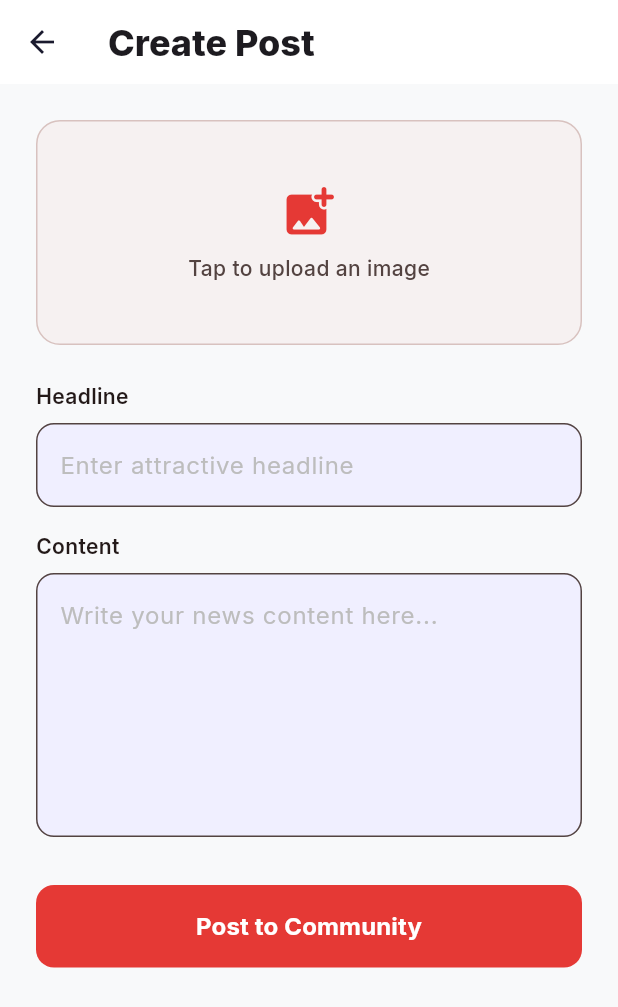
After one commit to naiyo-24/talky_ui-flutter, a Flutter app: the ProfessionalDashboardScreen screen opened by its route, after a tap on "Create Post", on a phone screen of 412 x 824 dp. The commit adds this screen. Shown: the top 1007 px of the screen. Run offline on Flutter 3.47's test engine with Material 3 defaults, Android fonts, the phone set to English and light mode, and no system bars; our stand-ins replace cached_network_image, flutter_animate, flutter_card_swiper, flutter_riverpod, go_router, google_fonts and 7 more; accounts and stored records are empty.

Commit message:
feat: implement community post provider and add professional dashboard and post creation screens

```diff
--- a/lib/core/router/app_router.dart
+++ b/lib/core/router/app_router.dart
@@ -15,6 +15,8 @@ import '../../features/community/presentation/community_screen.dart';
 import '../../features/language/presentation/language_screen.dart';
 import '../../features/district/presentation/district_screen.dart';
 import '../../features/profile/presentation/profile_screen.dart';
+import '../../features/profile/presentation/professional_dashboard_screen.dart';
+import '../../features/profile/presentation/create_professional_post_screen.dart';
 import '../../features/settings/presentation/settings_screen.dart';
 import '../../features/auth/presentation/login_screen.dart';
 import '../../features/auth/presentation/otp_screen.dart';
@@ -149,6 +151,16 @@ final appRouterProvider = Provider<GoRouter>((ref) {
         path: '/settings',
         name: 'settings',
         builder: (context, state) => const SettingsScreen(),
+      ),
+      GoRoute(
+        path: '/professional-dashboard',
+        name: 'professional-dashboard',
+        builder: (context, state) => const ProfessionalDashboardScreen(),
+      ),
+      GoRoute(
+        path: '/create-professional-post',
+        name: 'create-professional-post',
+        builder: (context, state) => const CreateProfessionalPostScreen(),
       ),
       GoRoute(
         path: '/article/:id',
--- /dev/null
+++ b/lib/features/community/providers/community_provider.dart
@@ -0,0 +1,75 @@
+import 'package:flutter_riverpod/flutter_riverpod.dart';
+
+class CommunityNotifier extends Notifier<List<Map<String, dynamic>>> {
+  @override
+  List<Map<String, dynamic>> build() {
+    return [
+      {
+        'id': '1',
+        'author': 'City Police Dept.',
+        'designation': 'Police',
+        'content': 'Traffic advisory: Main Street will be closed tomorrow from 9 AM to 2 PM due to road repairs. Please use alternate routes to avoid congestion.',
+        'time': '2 hours ago',
+        'views': '3.4k views',
+        'attachmentType': 'map',
+        'attachmentName': 'Route Diversion Map',
+      },
+      {
+        'id': '2',
+        'author': 'Local News Network',
+        'designation': 'News Channel',
+        'content': 'Breaking: The new central park has been officially inaugurated by the Mayor today. Open to the public starting immediately! Enjoy the green spaces.',
+        'time': '5 hours ago',
+        'views': '8.1k views',
+      },
+      {
+        'id': '3',
+        'author': 'City Municipal Corp.',
+        'designation': 'Government Employee',
+        'content': 'Water supply will be affected in the northern district this weekend due to major pipeline maintenance. We request citizens to store adequate water.',
+        'time': '1 day ago',
+        'views': '12.5k views',
+        'attachmentType': 'pdf',
+        'attachmentName': 'Official Notice Circular.pdf',
+      },
+      {
+        'id': '4',
+        'author': 'Dist. Legal Services',
+        'designation': 'Lawyer',
+        'content': 'Free legal aid camp being organized this Sunday at the community hall. All citizens are welcome to attend for free consultations regarding property and civil rights.',
+        'time': '1 day ago',
+        'views': '2.1k views',
+      },
+      {
+        'id': '5',
+        'author': 'State Health Board',
+        'designation': 'Government Employee',
+        'content': 'Upcoming vaccination drive for children under 5 will commence next week at all district hospitals. Please bring valid Aadhaar cards for registration.',
+        'time': '2 days ago',
+        'views': '5.6k views',
+        'attachmentType': 'pdf',
+        'attachmentName': 'Vaccine Schedule.pdf',
+      },
+      {
+        'id': '6',
+        'author': 'Cyber Crime Unit',
+        'designation': 'Police',
+        'content': 'Alert: Beware of a new phishing scam asking for OTPs under the guise of electricity bill payments. Do NOT share your OTPs with anyone. We have registered 50+ complaints this week.',
+        'time': '3 days ago',
+        'views': '15.2k views',
+      },
+    ];
+  }
+
+  void addPost(Map<String, dynamic> post) {
+    state = [post, ...state];
+  }
+
+  void deletePost(String id) {
+    state = state.where((post) => post['id'] != id).toList();
+  }
+}
+
+final communityProvider = NotifierProvider<CommunityNotifier, List<Map<String, dynamic>>>(() {
+  return CommunityNotifier();
+});
--- /dev/null
+++ b/lib/features/profile/presentation/create_professional_post_screen.dart
@@ -0,0 +1,196 @@
+import 'dart:io';
+import 'package:flutter/material.dart';
+import 'package:flutter_riverpod/flutter_riverpod.dart';
+import 'package:go_router/go_router.dart';
+import 'package:image_picker/image_picker.dart';
+import '../../../../shared/widgets/custom_appbar.dart';
+import '../../community/providers/community_provider.dart';
+
+class CreateProfessionalPostScreen extends ConsumerStatefulWidget {
+  const CreateProfessionalPostScreen({super.key});
+
+  @override
+  ConsumerState<CreateProfessionalPostScreen> createState() => _CreateProfessionalPostScreenState();
+}
+
+class _CreateProfessionalPostScreenState extends ConsumerState<CreateProfessionalPostScreen> {
+  final _formKey = GlobalKey<FormState>();
+  final _headlineController = TextEditingController();
+  final _contentController = TextEditingController();
+  File? _selectedImage;
+
+  Future<void> _pickImage(ImageSource source) async {
+    final picker = ImagePicker();
+    final pickedFile = await picker.pickImage(source: source);
+    if (pickedFile != null) {
+      setState(() {
+        _selectedImage = File(pickedFile.path);
+      });
+    }
+  }
+
+  void _showImageSourceBottomSheet() {
+    showModalBottomSheet(
+      context: context,
+      shape: const RoundedRectangleBorder(
+        borderRadius: BorderRadius.vertical(top: Radius.circular(20)),
+      ),
+      builder: (context) => SafeArea(
+        child: Wrap(
+          children: [
+            ListTile(
+              leading: const Icon(Icons.photo_library_rounded),
+              title: const Text('Choose from Gallery'),
+              onTap: () {
+                Navigator.pop(context);
+                _pickImage(ImageSource.gallery);
+              },
+            ),
+            ListTile(
+              leading: const Icon(Icons.camera_alt_rounded),
+              title: const Text('Take a Photo'),
+              onTap: () {
+                Navigator.pop(context);
+                _pickImage(ImageSource.camera);
+              },
+            ),
+          ],
+        ),
+      ),
+    );
+  }
+
+  @override
+  void dispose() {
+    _headlineController.dispose();
+    _contentController.dispose();
+    super.dispose();
+  }
+
+  void _submitPost() {
+    if (_formKey.currentState?.validate() ?? false) {
+      final newPost = {
+        'id': DateTime.now().millisecondsSinceEpoch.toString(),
+        'author': 'My Verified Profile',
+        'designation': 'News Channel', // Dummy or could be fetched from user state
+        'headline': _headlineController.text,
+        'content': _contentController.text,
+        'imagePath': _selectedImage?.path,
+        'time': 'Just now',
+        'views': '0 views',
+      };
+
+      ref.read(communityProvider.notifier).addPost(newPost);
+
+      ScaffoldMessenger.of(context).showSnackBar(
+        SnackBar(
+          content: const Text('Post submitted successfully!'),
+          backgroundColor: Theme.of(context).colorScheme.primary,
+          behavior: SnackBarBehavior.floating,
+        ),
+      );
+
+      context.pop();
+    }
+  }
+
+  @override
+  Widget build(BuildContext context) {
+    final scheme = Theme.of(context).colorScheme;
+
+    return Scaffold(
+      appBar: const CustomAppBar(title: 'Create Post'),
+      body: SingleChildScrollView(
+        padding: const EdgeInsets.all(24.0),
+        child: Form(
+          key: _formKey,
+          child: Column(
+            crossAxisAlignment: CrossAxisAlignment.stretch,
+            children: [
+              // Image Upload
+              GestureDetector(
+                onTap: _showImageSourceBottomSheet,
+                child: Container(
+                  height: 150,
+                  width: double.infinity,
+                  decoration: BoxDecoration(
+                    color: scheme.surfaceContainerHighest.withValues(alpha: 0.3),
+                    borderRadius: BorderRadius.circular(16),
+                    border: Border.all(color: scheme.outlineVariant),
+                    image: _selectedImage != null
+                        ? DecorationImage(
+                            image: FileImage(_selectedImage!),
+                            fit: BoxFit.cover,
+                          )
+                        : null,
+                  ),
+                  child: _selectedImage == null
+                      ? Column(
+                          mainAxisAlignment: MainAxisAlignment.center,
+                          children: [
+                            Icon(Icons.add_photo_alternate_rounded, size: 40, color: scheme.primary),
+                            const SizedBox(height: 8),
+                            Text(
+                              'Tap to upload an image',
+                              style: TextStyle(color: scheme.onSurfaceVariant, fontWeight: FontWeight.w500),
+                            ),
+                          ],
+                        )
+                      : Align(
+                          alignment: Alignment.topRight,
+                          child: Padding(
+                            padding: const EdgeInsets.all(8.0),
+                            child: CircleAvatar(
+                              backgroundColor: Colors.black54,
+                              child: IconButton(
+                                icon: const Icon(Icons.close, color: Colors.white, size: 18),
+                                onPressed: () => setState(() => _selectedImage = null),
+                              ),
+                            ),
+                          ),
+                        ),
+                ),
+              ),
+              const SizedBox(height: 24),
+
+              Text('Headline', style: TextStyle(fontWeight: FontWeight.w600, color: scheme.onSurface)),
+              const SizedBox(height: 8),
+              TextFormField(
+                controller: _headlineController,
+                decoration: InputDecoration(
+                  hintText: 'Enter attractive headline',
+                  border: OutlineInputBorder(borderRadius: BorderRadius.circular(12)),
+                ),
+                validator: (val) => val == null || val.isEmpty ? 'Required' : null,
+              ),
+              const SizedBox(height: 16),
+
+              Text('Content', style: TextStyle(fontWeight: FontWeight.w600, color: scheme.onSurface)),
+              const SizedBox(height: 8),
+              TextFormField(
+                controller: _contentController,
+                maxLines: 6,
+                decoration: InputDecoration(
+                  hintText: 'Write your news content here...',
+                  border: OutlineInputBorder(borderRadius: BorderRadius.circular(12)),
+                ),
+                validator: (val) => val == null || val.isEmpty ? 'Required' : null,
+              ),
+              const SizedBox(height: 32),
+
+              FilledButton(
+                onPressed: _submitPost,
+                style: FilledButton.styleFrom(
+                  padding: const EdgeInsets.symmetric(vertical: 16),
+                  backgroundColor: scheme.primary,
+                  shape: RoundedRectangleBorder(borderRadius: BorderRadius.circular(12)),
+                ),
+                child: const Text('Post to Community', style: TextStyle(fontSize: 16, fontWeight: FontWeight.bold)),
+              ),
+            ],
+          ),
+        ),
+      ),
+    );
+  }
+}
--- /dev/null
+++ b/lib/features/profile/presentation/professional_dashboard_screen.dart
@@ -0,0 +1,119 @@
+import 'dart:io';
+import 'package:flutter/material.dart';
+import 'package:flutter_riverpod/flutter_riverpod.dart';
+import 'package:go_router/go_router.dart';
+import '../../../../shared/widgets/custom_appbar.dart';
+import '../../community/providers/community_provider.dart';
+
+class ProfessionalDashboardScreen extends ConsumerWidget {
+  const ProfessionalDashboardScreen({super.key});
+
+  @override
+  Widget build(BuildContext context, WidgetRef ref) {
+    final scheme = Theme.of(context).colorScheme;
+    final allPosts = ref.watch(communityProvider);
+
+    // Filter to only show my professional posts
+    final myPosts = allPosts.where((post) => post['author'] == 'My Verified Profile').toList();
+
+    return Scaffold(
+      appBar: const CustomAppBar(title: 'Professional Dashboard'),
+      floatingActionButton: FloatingActionButton.extended(
+        onPressed: () => context.push('/create-professional-post'),
+        backgroundColor: scheme.primary,
+        foregroundColor: Colors.white,
+        icon: const Icon(Icons.add),
+        label: const Text('Create Post'),
+      ),
+      body: myPosts.isEmpty
+          ? Center(
+              child: Column(
+                mainAxisAlignment: MainAxisAlignment.center,
+                children: [
+                  Icon(Icons.post_add_rounded, size: 64, color: scheme.primary.withValues(alpha: 0.3)),
+                  const SizedBox(height: 16),
+                  Text(
+                    'No posts yet',
+                    style: TextStyle(fontSize: 18, color: scheme.onSurfaceVariant, fontWeight: FontWeight.w600),
+                  ),
+                  const SizedBox(height: 8),
+                  Text(
+                    'Tap the button below to create your first post.',
+                    style: TextStyle(color: scheme.onSurfaceVariant),
+                  ),
+                ],
+              ),
+            )
+          : ListView.builder(
+              padding: const EdgeInsets.all(16),
+              itemCount: myPosts.length,
+              itemBuilder: (context, index) {
+                final post = myPosts[index];
+                return Card(
+                  margin: const EdgeInsets.only(bottom: 16),
+                  elevation: 2,
+                  shape: RoundedRectangleBorder(borderRadius: BorderRadius.circular(16)),
+                  child: Padding(
+                    padding: const EdgeInsets.all(16),
+                    child: Column(
+                      crossAxisAlignment: CrossAxisAlignment.start,
+                      children: [
+                        Row(
+                          mainAxisAlignment: MainAxisAlignment.spaceBetween,
+                          children: [
+                            Text(
+                              post['time'] ?? '',
+                              style: TextStyle(color: scheme.onSurfaceVariant, fontSize: 12),
+                            ),
+                            IconButton(
+                              icon: const Icon(Icons.delete_outline_rounded, color: Colors.red),
+                              onPressed: () {
+                                ref.read(communityProvider.notifier).deletePost(post['id']);
+                                ScaffoldMessenger.of(context).showSnackBar(
+                                  const SnackBar(content: Text('Post deleted')),
+                                );
+                              },
+                            ),
+                          ],
+                        ),
+                        const SizedBox(height: 8),
+                        if (post['headline'] != null && post['headline'].toString().isNotEmpty) ...[
+                          Text(
+                            post['headline'],
+                            style: TextStyle(color: scheme.onSurface, fontSize: 16, fontWeight: FontWeight.bold),
+                          ),
+                          const SizedBox(height: 8),
+                        ],
+                        Text(
+                          post['content'] ?? '',
+                          style: TextStyle(color: scheme.onSurface, fontSize: 14),
+                        ),
+                        if (post['imagePath'] != null) ...[
+                          const SizedBox(height: 12),
+                          ClipRRect(
+                            borderRadius: BorderRadius.circular(12),
+                            child: Image.file(
+                              File(post['imagePath']),
+                              height: 150,
+                              width: double.infinity,
+                              fit: BoxFit.cover,
+                            ),
+                          ),
+                        ],
+                        const SizedBox(height: 12),
+                        Row(
+                          children: [
+                            Icon(Icons.visibility_outlined, size: 16, color: scheme.primary),
+                            const SizedBox(width: 4),
+                            Text(post['views'] ?? '', style: TextStyle(color: scheme.primary, fontSize: 12)),
+                          ],
+                        ),
+                      ],
+                    ),
+                  ),
+                );
+              },
+            ),
+    );
+  }
+}
```
Also changed, not shown: lib/features/auth/presentation/auth_screen.dart (deleted, +0 -201 lines), lib/features/community/presentation/community_screen.dart (+28 -53 lines), lib/features/profile/presentation/profile_screen.dart (+1 -12 lines).
